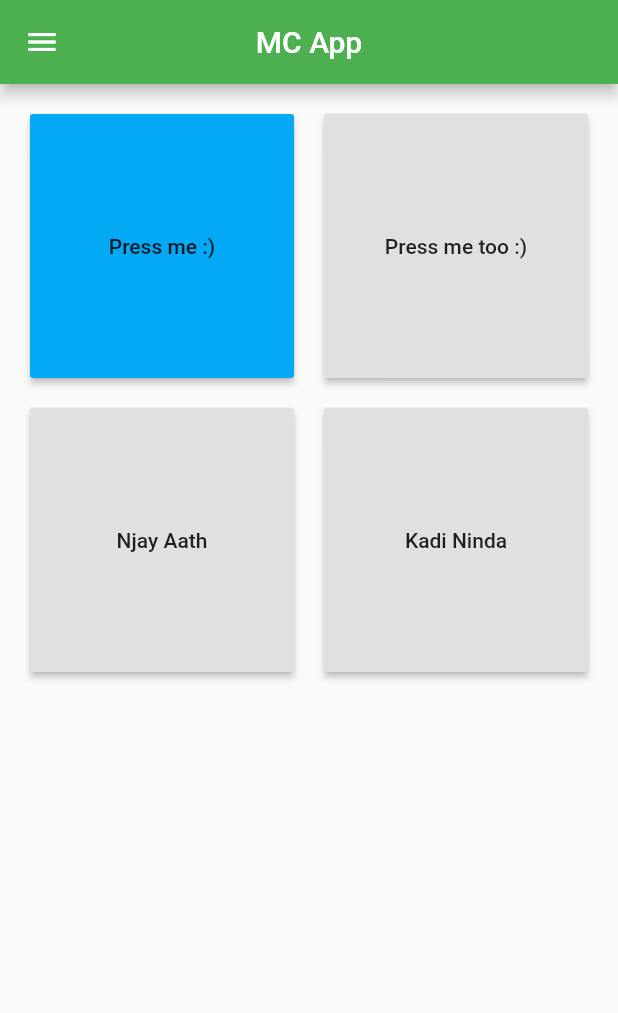
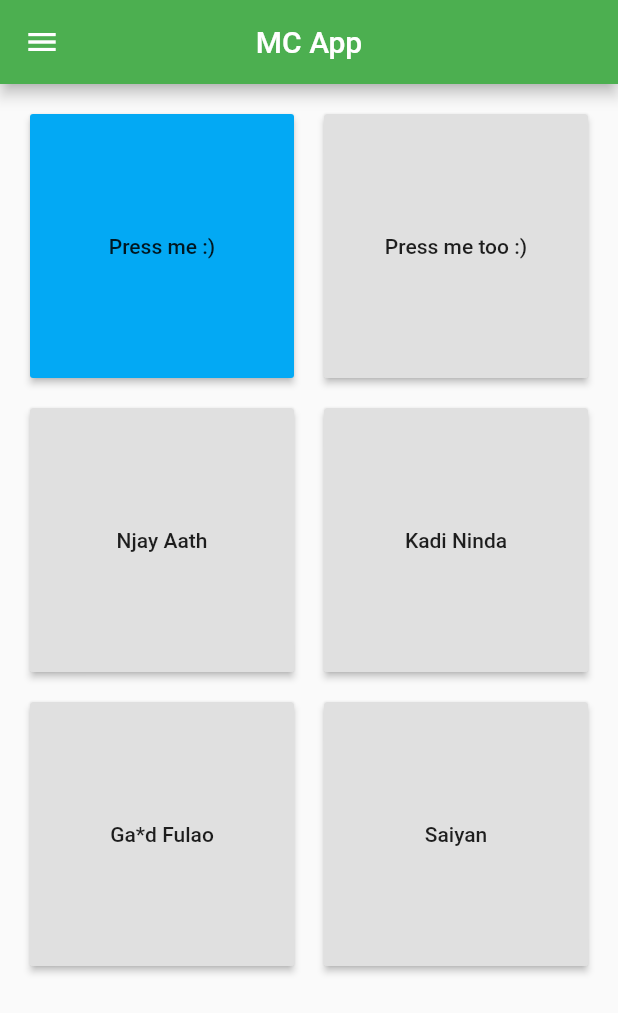
Before and after one commit to thecodepapaya/MC-App, a Flutter app: the screen it shows after launch, on a phone screen of 412 x 824 dp. Shown: the top 1013 px of the screen. Run offline on Flutter 3.47's test engine with Material 2 defaults, Android fonts, the phone set to English and light mode, and no system bars; our stand-ins replace audioplayers.

Commit message:
Added new content

```diff
--- a/lib/main.dart
+++ b/lib/main.dart
@@ -50,6 +50,20 @@ class _State extends State<McApp> {
     });
   }
 
+  void playSoundGF() {
+    setState(() {
+      AudioCache player = new AudioCache();
+      player.play('Yash_GF.mp3');
+    });
+  }
+
+  void playSoundSaiyan() {
+    setState(() {
+      AudioCache player = new AudioCache();
+      player.play('Yash_saiyan.mp3');
+    });
+  }
+
   void changeScreen() {
     Navigator.push(
       context,
@@ -69,14 +83,22 @@ class _State extends State<McApp> {
           padding: EdgeInsets.zero,
           children: <Widget>[
             DrawerHeader(
-              child: Text("An empty Drawer"),
+           /*   children: Text("An empty Drawer"),
               decoration: BoxDecoration(
                 color: Colors.green,
-              ),
+
+              ),*/
+              child: Image.asset('assets/icon/yash_face-removebg.png'),
             ),
             ListTile(
-              title: Text("Hello List"),
+              title: Text("About us "),
               onTap: changeScreen,
+            ),
+            ListTile(
+              enabled: true,
+              title: Text("Made with 🤬 by"),
+              subtitle: Text("bLaCkLiGhT"),
+
             ),
           ],
         ),
@@ -106,6 +128,14 @@ class _State extends State<McApp> {
             child: Text("Kadi Ninda"),
             onPressed: playSoundNJ,
           ),
+          RaisedButton(
+            child: Text("Ga*d Fulao"),
+            onPressed: playSoundGF,
+          ),
+          RaisedButton(
+            child: Text("Saiyan"),
+            onPressed: playSoundSaiyan,
+          ),
         ],
       ),
     );
@@ -117,7 +147,7 @@ class SecondScreen extends StatelessWidget {
   Widget build(BuildContext ctxt) {
     return new Scaffold(
       appBar: new AppBar(
-        title: new Text("Multi Page Application Page-2"),
+        title: new Text("Know us Better"),
       ),
       body: Center(
         child: Text("Another Page...!!!!!!"),
--- a/pubspec.yaml
+++ b/pubspec.yaml
@@ -28,7 +28,7 @@ dev_dependencies:
   flutter_launcher_icons: ^0.7.0
 
 flutter_icons:
-  image_path: "assets/icon/yash_funny_icon.png"
+  image_path: "assets/icon/yash_face-removebg.png"
   android: true
   ios: true
 
@@ -49,6 +49,10 @@ flutter:
    - assets/Yash_BB.ogg
    - assets/Ajay_audio.mp4
    - assets/Anvay_ninda.ogg
+   - assets/Yash_GF.mp3
+   - assets/Yash_saiyan.mp3
+   - assets/icon/yash_face-removebg.png
+   - assets/icon/yash_funny_icon.png
   #  - images/a_dot_ham.jpeg
 
   # An image asset can refer to one or more resolution-specific "variants", see
```
Also changed, not shown: 22 other files.
